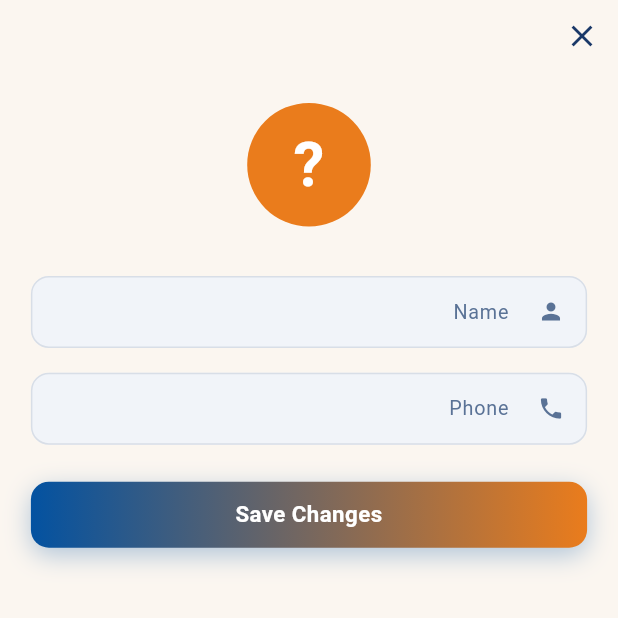
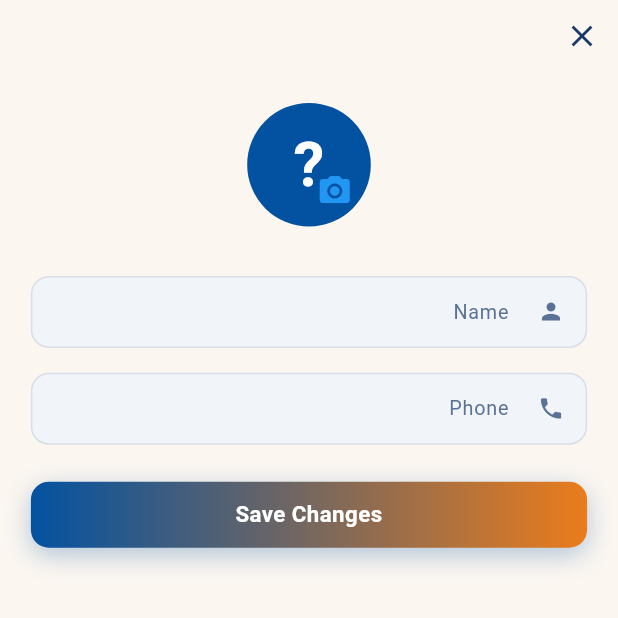
Before and after one commit to SalmaHamedd/Jadal, a Flutter app: the EditProfileScreen screen opened directly with empty values, on a phone screen of 412 x 824 dp, the top half of it. Run offline on Flutter 3.47's test engine with Material 3 defaults, Android fonts, the phone set to English and light mode, and no system bars; our stand-ins replace audioplayers, bloc, equatable, fl_chart, flutter_bloc, fpdart and 6 more; missing offline and left inert: encrypt, livekit_client; accounts and stored records are empty; Roboto replaces fonts that are missing (Cairo); statements that could not run were skipped.

Commit message:
implement change avatar with API integration

```diff
--- a/lib/core/constants/api_constants.dart
+++ b/lib/core/constants/api_constants.dart
@@ -5,11 +5,13 @@ class ApiConstants {
   static const String forgotPassword = '/auth/password/forgot';
   static const String resetPassword = '/auth/password/reset';
   static const String profile = '/profile';
+  static const String avatar = '/profile/avatar';
   static const String changePassword = '/profile/password';
 
   static String get loginUrl => '$baseUrl$loginEndpoint';
   static String get forgotPasswordUrl => '$baseUrl$forgotPassword';
   static String get resetPasswordUrl => '$baseUrl$resetPassword';
   static String get profileUrl => '$baseUrl$profile';
+  static String get avatarUrl => '$baseUrl$avatar';
   static String get changePasswordUrl => '$baseUrl$changePassword';
 }
--- a/lib/features/profile/presentation/cubit/edit_profile_state.dart
+++ b/lib/features/profile/presentation/cubit/edit_profile_state.dart
@@ -27,3 +27,15 @@ class EditProfileError extends EditProfileState {
   @override
   List<Object> get props => [message];
 }
+
+class EditProfileAvatarUploading extends EditProfileState {
+  @override
+  List<Object> get props => [];
+}
+
+class EditProfileAvatarUploaded extends EditProfileState {
+  final String newAvatarUrl;
+  const EditProfileAvatarUploaded(this.newAvatarUrl);
+  @override
+  List<Object> get props => [newAvatarUrl];
+}
--- a/lib/features/profile/presentation/screens/edit_profile_screen.dart
+++ b/lib/features/profile/presentation/screens/edit_profile_screen.dart
@@ -1,5 +1,7 @@
+import 'dart:io';
 import 'package:flutter/material.dart';
 import 'package:flutter_bloc/flutter_bloc.dart';
+import 'package:image_picker/image_picker.dart';
 import 'package:jadal_app/core/extensions/responsive_extension.dart';
 import 'package:jadal_app/core/services/message_service.dart';
 import 'package:jadal_app/features/auth/presentation/widgets/auth_button.dart';
@@ -7,15 +9,18 @@ import 'package:jadal_app/features/auth/presentation/widgets/auth_text_field.dar
 import 'package:jadal_app/features/profile/data/repositories/profile_repository.dart';
 import 'package:jadal_app/features/profile/presentation/cubit/edit_profile_cubit.dart';
 import 'package:jadal_app/features/profile/presentation/widgets/profile_avatar.dart';
+import 'package:permission_handler/permission_handler.dart';
 
 class EditProfileScreen extends StatefulWidget {
   final String currentName;
   final String currentPhone;
+  final String? currentAvatarUrl; // optional, if you have it
 
   const EditProfileScreen({
     super.key,
     required this.currentName,
     required this.currentPhone,
+    this.currentAvatarUrl,
   });
 
   @override
@@ -26,6 +31,8 @@ class _EditProfileScreenState extends State<EditProfileScreen> {
   late final TextEditingController _nameController;
   late final TextEditingController _phoneController;
   late final EditProfileCubit _cubit;
+  final ImagePicker _picker = ImagePicker();
+  String? _avatarUrl; // local copy for immediate UI update
 
   @override
   void initState() {
@@ -34,6 +41,7 @@ class _EditProfileScreenState extends State<EditProfileScreen> {
     _phoneController = TextEditingController(text: widget.currentPhone);
     final repository = ProfileRepository();
     _cubit = EditProfileCubit(repository);
+    _avatarUrl = widget.currentAvatarUrl;
   }
 
   @override
@@ -42,6 +50,46 @@ class _EditProfileScreenState extends State<EditProfileScreen> {
     _phoneController.dispose();
     _cubit.close();
     super.dispose();
+  }
+
+  Future<void> _pickAndUploadImage() async {
+    // Show source selection dialog
+    final source = await showDialog<ImageSource>(
+      context: context,
+      builder: (context) => AlertDialog(
+        title: const Text('Choose source'),
+        actions: [
+          TextButton(
+            onPressed: () => Navigator.pop(context, ImageSource.camera),
+            child: const Text('Camera'),
+          ),
+          TextButton(
+            onPressed: () => Navigator.pop(context, ImageSource.gallery),
+            child: const Text('Gallery'),
+          ),
+        ],
+      ),
+    );
+    if (source == null) return;
+
+    // Request permission for camera only
+    if (source == ImageSource.camera) {
+      final status = await Permission.camera.status;
+      if (!status.isGranted) {
+        final requested = await Permission.camera.request();
+        if (!requested.isGranted) {
+          MessageService.showError(context, 'Camera permission required');
+          return;
+        }
+      }
+    }
+
+    // Pick image
+    final pickedFile = await _picker.pickImage(source: source);
+    if (pickedFile != null) {
+      final file = File(pickedFile.path);
+      _cubit.uploadAvatar(file);
+    }
   }
 
   @override
@@ -59,6 +107,12 @@ class _EditProfileScreenState extends State<EditProfileScreen> {
               Navigator.pop(context, state.updatedProfile);
             } else if (state is EditProfileError) {
               MessageService.showError(context, state.message);
+            } else if (state is EditProfileAvatarUploaded) {
+              // Update local avatar URL and show success
+              setState(() {
+                _avatarUrl = state.newAvatarUrl;
+              });
+              MessageService.showSuccess(context, 'Avatar updated');
             }
           },
           builder: (context, state) {
@@ -76,7 +130,27 @@ class _EditProfileScreenState extends State<EditProfileScreen> {
                     padding: EdgeInsets.all(context.wp(5)),
                     child: Column(
                       children: [
-                        ProfileAvatar(name: widget.currentName),
+                        // Avatar with camera overlay
+                        Stack(
+                          alignment: Alignment.bottomRight,
+                          children: [
+                            ProfileAvatar(
+                              name: widget.currentName,
+                              avatarUrl: _avatarUrl,
+                            ),
+                            if (state is! EditProfileAvatarUploading)
+                              IconButton(
+                                icon: const Icon(Icons.camera_alt, color: Colors.blue),
+                                onPressed: _pickAndUploadImage,
+                              )
+                            else
+                              const SizedBox(
+                                height: 40,
+                                width: 40,
+                                child: CircularProgressIndicator(strokeWidth: 2),
+                              ),
+                          ],
+                        ),
                         SizedBox(height: context.hp(4)),
                         AuthTextField(
                           label: 'Name',
--- a/lib/features/profile/presentation/screens/profile_screen.dart
+++ b/lib/features/profile/presentation/screens/profile_screen.dart
@@ -49,7 +49,10 @@ class _ProfileScreenState extends State<ProfileScreen> {
                 child: Column(
                   children: [
                     SizedBox(height: context.hp(6)),
-                    ProfileAvatar(name: profile.name),
+                    ProfileAvatar(
+                      name: profile.name,
+                      avatarUrl: profile.avatarUrl,
+                    ),
                     SizedBox(height: context.hp(2)),
                     Text(
                       profile.name,
@@ -79,6 +82,7 @@ class _ProfileScreenState extends State<ProfileScreen> {
                                   builder: (context) => EditProfileScreen(
                                     currentName: profile.name,
                                     currentPhone: profile.phone ?? '',
+                                    currentAvatarUrl: profile.avatarUrl,
                                   ),
                                 ),
                               );
--- a/lib/features/profile/presentation/widgets/profile_avatar.dart
+++ b/lib/features/profile/presentation/widgets/profile_avatar.dart
@@ -4,18 +4,22 @@ import 'package:jadal_app/core/extensions/responsive_extension.dart';
 
 class ProfileAvatar extends StatelessWidget {
   final String name;
+  final String? avatarUrl;
 
-  const ProfileAvatar({super.key, required this.name});
+  const ProfileAvatar({super.key, required this.name, this.avatarUrl});
 
   @override
   Widget build(BuildContext context) {
     return CircleAvatar(
       radius: context.wp(10),
-      backgroundColor: AppColors.primaryorange,
-      child: Text(
-        name.isNotEmpty ? name[0].toUpperCase() : '?',
-        style: TextStyle(fontSize: context.wp(10), color: Colors.white),
-      ),
+      backgroundColor: AppColors.primaryblue,
+      backgroundImage: avatarUrl != null ? NetworkImage(avatarUrl!) : null,
+      child: avatarUrl == null
+          ? Text(
+              name.isNotEmpty ? name[0].toUpperCase() : '?',
+              style: TextStyle(fontSize: context.wp(10), color: Colors.white),
+            )
+          : null,
     );
   }
 }
--- a/lib/main.dart
+++ b/lib/main.dart
@@ -4,6 +4,7 @@ import 'package:flutter_localizations/flutter_localizations.dart';
 import 'package:jadal_app/features/auth/presentation/cubit/forgot_password_cubit.dart';
 import 'package:jadal_app/features/auth/presentation/cubit/login_cubit.dart';
 import 'package:jadal_app/features/splash/presentation/cubit/splash_cubit.dart';
+import 'package:jadal_app/features/splash/presentation/screens/splash_screen.dart';
 
 import 'core/app_cubit/app_cubit.dart';
 import 'core/app_cubit/app_states.dart';
@@ -47,7 +48,7 @@ class JadalApp extends StatelessWidget {
               GlobalWidgetsLocalizations.delegate,
               GlobalCupertinoLocalizations.delegate,
             ],
-            home: const LoginScreen(),
+            home: const SplashScreen(),
           );
         },
       ),
```
Also changed, not shown: lib/features/profile/data/repositories/profile_repository.dart (+35 -0 lines), lib/features/profile/presentation/cubit/edit_profile_cubit.dart (+11 -0 lines).
